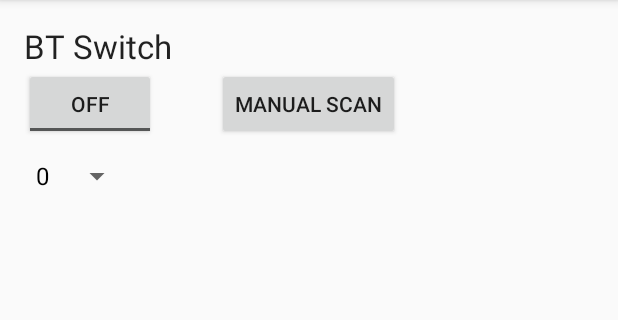
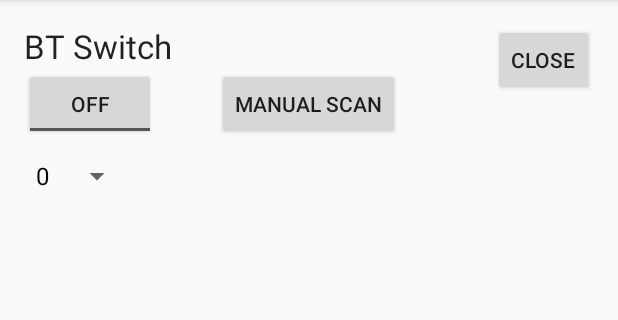
Before and after one commit to DummettTech/LEB-Project, an Android app: the screen it shows after launch (MainActivity), on a phone screen of 412 x 824 dp, the part 84-404 px from its top. Run offline under Robolectric (Android 15) with nearby library versions, the phone set to English and light mode, and no system bars; 4 statements that could not run were skipped.

Commit message:
Functionailty Update
+Added Close/open web app functions

```diff
--- a/app/src/main/res/layout/activity_main.xml
+++ b/app/src/main/res/layout/activity_main.xml
@@ -57,4 +57,15 @@
         android:layout_alignParentTop="true"
         android:layout_centerHorizontal="true"/>
 
+    <Button
+        style="?android:attr/buttonStyleSmall"
+        android:layout_width="wrap_content"
+        android:layout_height="wrap_content"
+        android:text="Close"
+        android:id="@+id/close_button"
+        android:layout_alignParentTop="true"
+        android:layout_alignParentRight="true"
+        android:layout_alignParentEnd="true"
+        android:onClick="closebuttonOnClick" />
+
 </RelativeLayout>
```
Also changed, not shown: app/src/main/java/com/example/alex/tests/MainActivity.java (+37 -2 lines).
